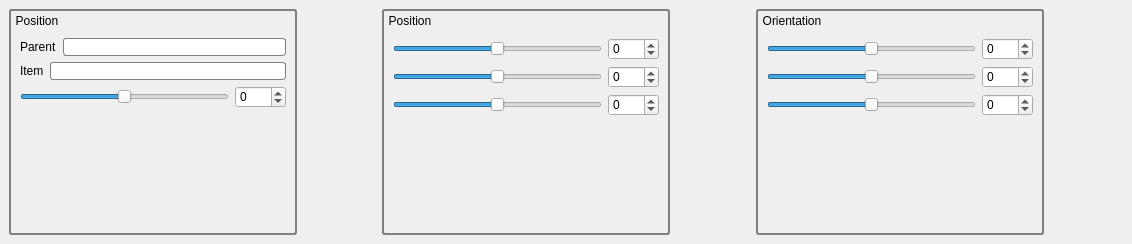
First picture: the form in qtWidgets/ui/inspector.ui, repository golems/grip2, before the edit.
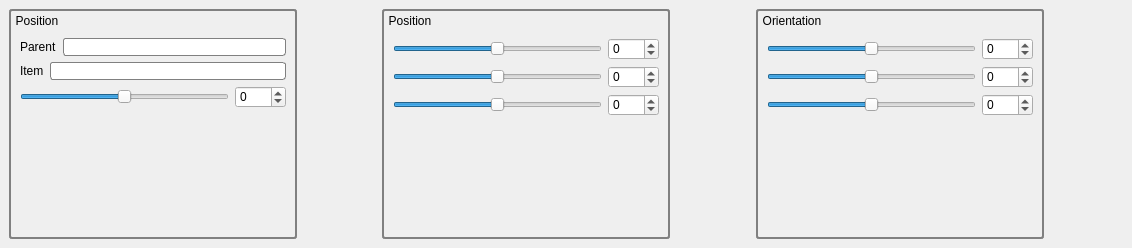
Second picture: the form after the edit.

Commit message: Trying to generate custom widget and promote it in inspector.ui, not there yet

Patch:
```diff
--- a/qtWidgets/ui/inspector.ui
+++ b/qtWidgets/ui/inspector.ui
@@ -7,7 +7,7 @@
     <x>0</x>
     <y>0</y>
     <width>1132</width>
-    <height>244</height>
+    <height>248</height>
    </rect>
   </property>
   <property name="windowTitle">
```
The commit also changes 4 other files.
